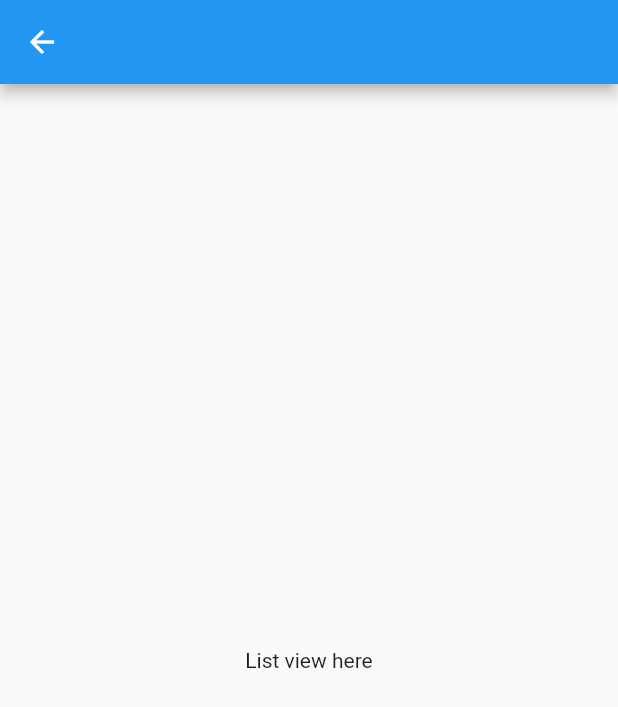
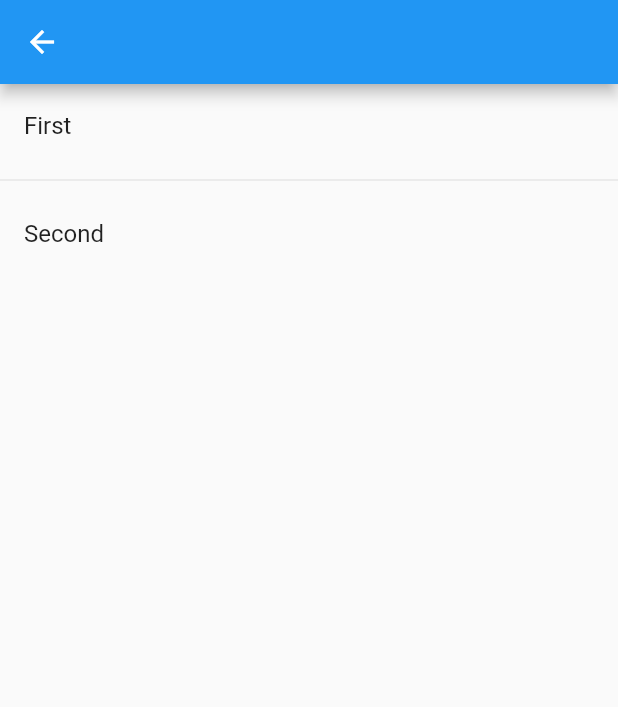
Before and after one commit to oddballteam/flutter_tech_interview, a Flutter app: the ListViewPage screen opened directly, on a phone screen of 412 x 824 dp. Shown: the top 707 px of the screen. Run offline on Flutter 3.47's test engine with Material 2 defaults, Android fonts, the phone set to English and light mode, and no system bars.

Commit message:
adding some quality of life improvments and updates for the person doing the project

```diff
--- a/lib/Views/list_view.dart
+++ b/lib/Views/list_view.dart
@@ -1,4 +1,5 @@
 import 'package:flutter/material.dart';
+import 'package:tech_interview/Views/detail_view.dart';
 
 class ListViewPage extends StatefulWidget {
   const ListViewPage({Key? key}) : super(key: key);
@@ -8,12 +9,20 @@ class ListViewPage extends StatefulWidget {
 }
 
 class _ListViewPageState extends State<ListViewPage> {
+  final List<String> entries = <String>['First', 'Second'];
   @override
   Widget build(BuildContext context) {
     return Scaffold(
       appBar: AppBar(),
-      body: Center(
-        child: Container(child: Text("List view here")),
+      body: ListView.separated(
+        itemCount: entries.length,
+        itemBuilder: (BuildContext context, int index) {
+          return ListTile(
+            title: Text(entries[index]),
+            onTap: () => {Navigator.push(context, MaterialPageRoute(builder: (context) => DetailView()))},
+          );
+        },
+        separatorBuilder: (BuildContext context, int index) => const Divider(),
       ),
     );
   }
--- a/pubspec.yaml
+++ b/pubspec.yaml
@@ -3,7 +3,7 @@ description: A new Flutter project.
 
 # The following line prevents the package from being accidentally published to
 # pub.dev using `pub publish`. This is preferred for private packages.
-publish_to: 'none' # Remove this line if you wish to publish to pub.dev
+publish_to: "none" # Remove this line if you wish to publish to pub.dev
 
 # The following defines the version and build number for your application.
 # A version number is three numbers separated by dots, like 1.2.43
@@ -18,12 +18,11 @@ publish_to: 'none' # Remove this line if you wish to publish to pub.dev
 version: 1.0.0+1
 
 environment:
-  sdk: '>=2.12.0 <3.0.0'
+  sdk: ">=2.12.0 <3.0.0"
 
 dependencies:
   flutter:
     sdk: flutter
-
 
   # The following adds the Cupertino Icons font to your application.
   # Use with the CupertinoIcons class for iOS style icons.
@@ -41,7 +40,6 @@ dev_dependencies:
 
 # The following section is specific to Flutter.
 flutter:
-
   # The following line ensures that the Material Icons font is
   # included with your application, so that you can use the icons in
   # the material Icons class.
```
Also changed, not shown: lib/Views/home_view.dart (+22 -1 lines).
